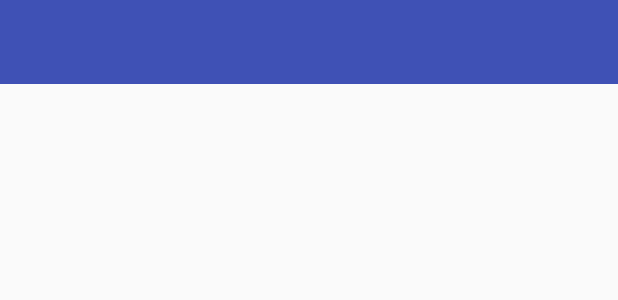
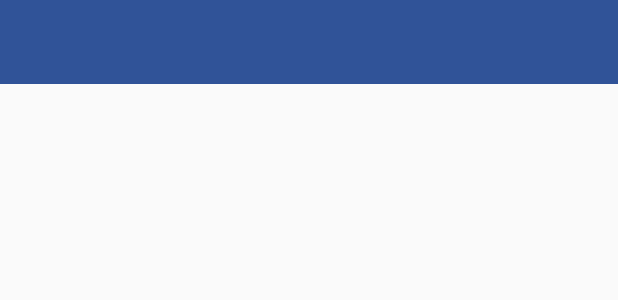
Before and after one commit to songmho/BusRo, an Android app: the layout toolbar.xml on its own in the app's theme, with its tools: preview values and no code run, on a phone screen of 412 x 824 dp. Shown: the top 300 px of the screen. Run offline under Robolectric (Android 15) with nearby library versions, the phone set to English and light mode, and no system bars.

Commit message:
메인에 이미지 삽입

```diff
--- a/app/src/main/res/layout/activity_main.xml
+++ b/app/src/main/res/layout/activity_main.xml
@@ -5,7 +5,7 @@
     android:orientation="vertical"
     android:layout_width="match_parent"
     android:layout_height="match_parent"
-    android:background="#122233"
+    android:background="@drawable/background"
     tools:context="com.busro.busro.MainActivity">
     <include
         layout="@layout/toolbar"
--- a/app/src/main/res/values/colors.xml
+++ b/app/src/main/res/values/colors.xml
@@ -1,6 +1,6 @@
 <?xml version="1.0" encoding="utf-8"?>
 <resources>
-    <color name="colorPrimary">#3F51B5</color>
+    <color name="colorPrimary">#305398</color>
     <color name="colorPrimaryDark">#303F9F</color>
     <color name="colorAccent">#FF4081</color>
 </resources>
```
Also changed, not shown: 1 other file.
